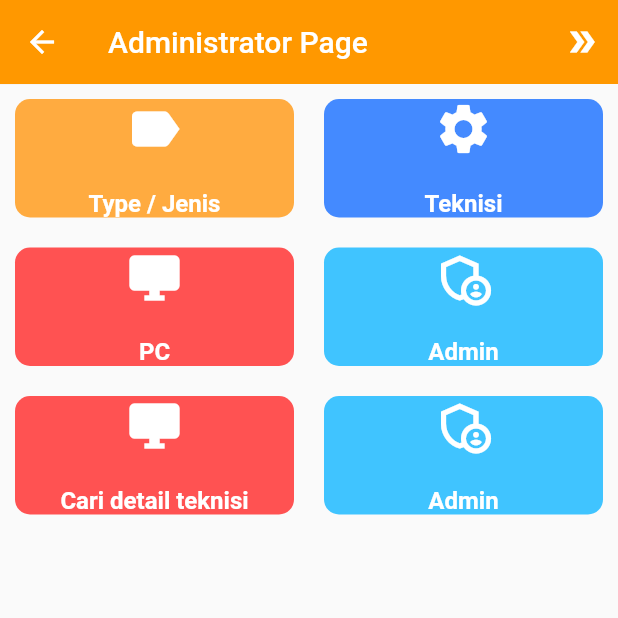
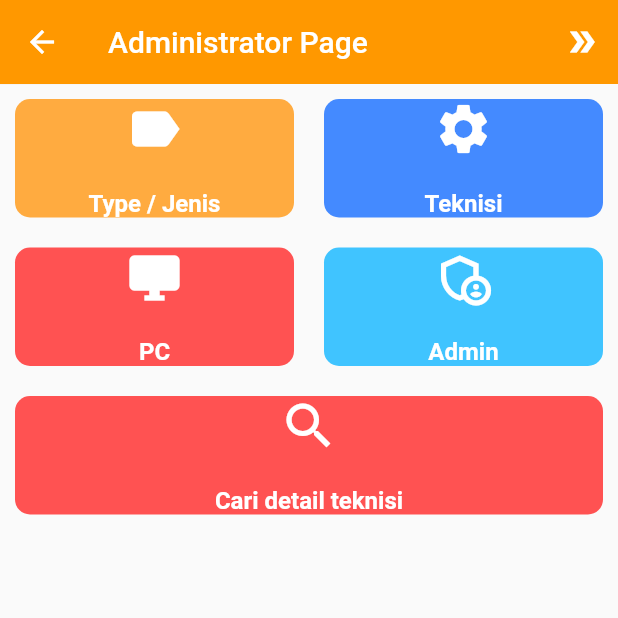
Before and after one commit to Abu-Dzar-Hanif/helpdesk_apps, a Flutter app: the AdminPage screen opened directly with empty values, on a phone screen of 412 x 824 dp, the top half of it. Run offline on Flutter 3.47's test engine with Material 2 defaults, Android fonts, the phone set to English and light mode, and no system bars; our stand-ins replace shared_preferences; missing offline and left inert: autocomplete_textfield_ns; accounts and stored records are empty.

Commit message:
ganti icon menu detail teknisi

```diff
--- a/lib/view/AdminPage.dart
+++ b/lib/view/AdminPage.dart
@@ -230,7 +230,7 @@ class _AdminPageState extends State<AdminPage> {
                           mainAxisAlignment: MainAxisAlignment.center,
                           children: <Widget>[
                             Icon(
-                              Icons.desktop_windows,
+                              Icons.search,
                               size: 40.0,
                               color: Colors.white,
                             ),
@@ -248,44 +248,44 @@ class _AdminPageState extends State<AdminPage> {
                         ),
                       ),
                     )),
-                Flexible(
-                    flex: 1,
-                    child: GestureDetector(
-                      onTap: () {
-                        // print("menu admin");
-                        Navigator.push(
-                            context,
-                            MaterialPageRoute(
-                                builder: (context) => new DataAdmin()));
-                      },
-                      child: new Container(
-                        width: MediaQuery.of(context).size.width,
-                        margin: EdgeInsets.all(10),
-                        decoration: BoxDecoration(
-                            color: Colors.lightBlueAccent,
-                            borderRadius: BorderRadius.circular(10)),
-                        child: Column(
-                          mainAxisAlignment: MainAxisAlignment.center,
-                          children: <Widget>[
-                            Icon(
-                              Icons.admin_panel_settings_outlined,
-                              size: 40.0,
-                              color: Colors.white,
-                            ),
-                            SizedBox(
-                              height: 20,
-                            ),
-                            Text(
-                              "Admin",
-                              style: TextStyle(
-                                  color: Colors.white,
-                                  fontSize: 16,
-                                  fontWeight: FontWeight.bold),
-                            ),
-                          ],
-                        ),
-                      ),
-                    )),
+                // Flexible(
+                //     flex: 1,
+                //     child: GestureDetector(
+                //       onTap: () {
+                //         // print("menu admin");
+                //         Navigator.push(
+                //             context,
+                //             MaterialPageRoute(
+                //                 builder: (context) => new DataAdmin()));
+                //       },
+                //       child: new Container(
+                //         width: MediaQuery.of(context).size.width,
+                //         margin: EdgeInsets.all(10),
+                //         decoration: BoxDecoration(
+                //             color: Colors.lightBlueAccent,
+                //             borderRadius: BorderRadius.circular(10)),
+                //         child: Column(
+                //           mainAxisAlignment: MainAxisAlignment.center,
+                //           children: <Widget>[
+                //             Icon(
+                //               Icons.admin_panel_settings_outlined,
+                //               size: 40.0,
+                //               color: Colors.white,
+                //             ),
+                //             SizedBox(
+                //               height: 20,
+                //             ),
+                //             Text(
+                //               "Admin",
+                //               style: TextStyle(
+                //                   color: Colors.white,
+                //                   fontSize: 16,
+                //                   fontWeight: FontWeight.bold),
+                //             ),
+                //           ],
+                //         ),
+                //       ),
+                //     )),
               ],
             ),
           ),
```
